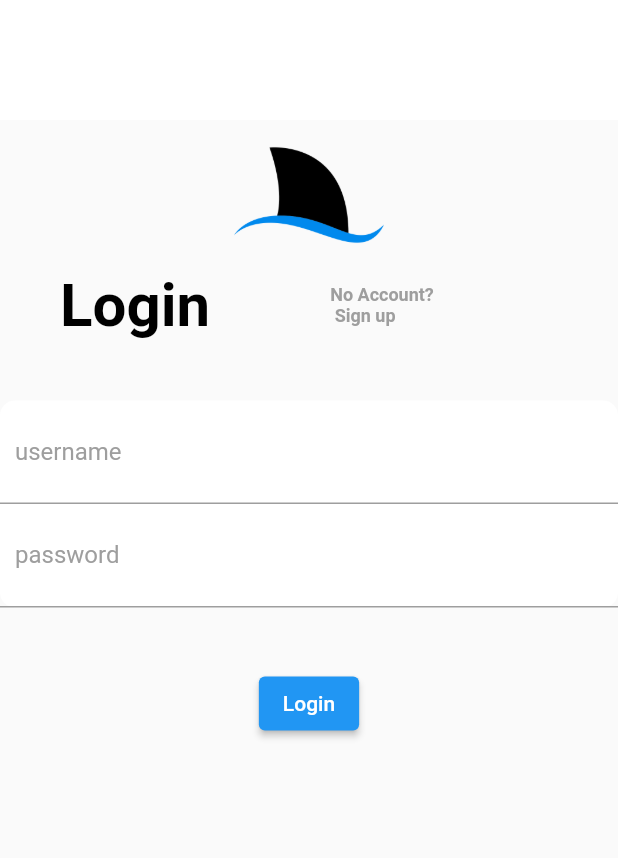
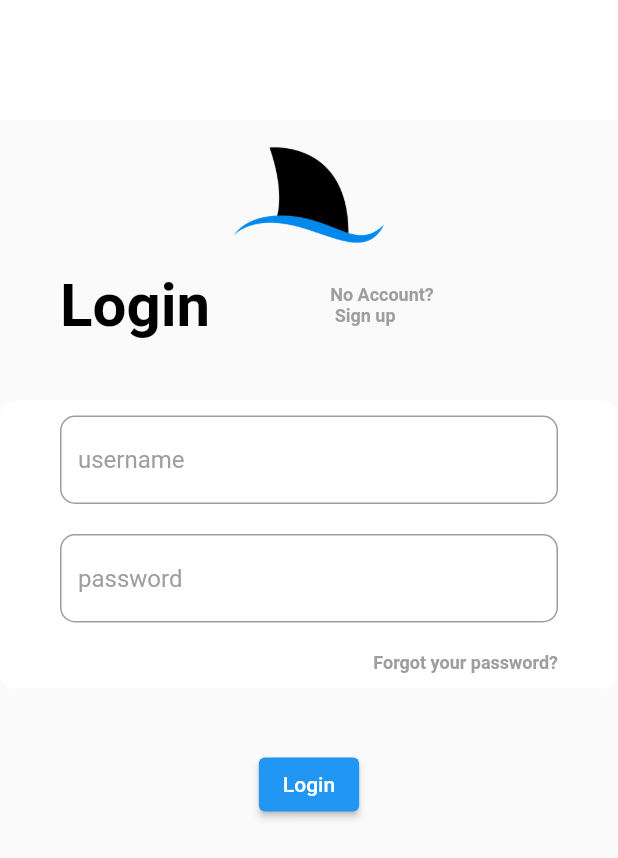
Before and after one commit to laynemazur/oceanlogger, a Flutter app: the screen it shows after launch, after a tap on "Login", on a phone screen of 412 x 824 dp. Shown: the top 858 px of the screen. Run offline on Flutter 3.47's test engine with Material 2 defaults, Android fonts, the phone set to English and light mode, and no system bars; our stand-ins replace shared_preferences; missing offline and left inert: mongo_dart; network calls fail.

Commit message:
updated login

```diff
--- a/lib/components/Login.dart
+++ b/lib/components/Login.dart
@@ -1,5 +1,6 @@
 import 'package:flutter/material.dart';
 import '../database/Backend.dart';
+import '../pages/ForgotPage.dart';
 
 class Login extends StatelessWidget{
   static TextEditingController loginController = TextEditingController();
@@ -14,35 +15,55 @@ class Login extends StatelessWidget{
 
         Container(
           //login design/textbox
-          padding: const EdgeInsets.all(10),
+          margin: const EdgeInsets.symmetric(horizontal: 40, vertical: 10),
           decoration: const BoxDecoration(
-              border: Border(
-                bottom: BorderSide(color: Colors.grey),
-              )
+
           ),
           child: TextField(
             controller: loginController,
             decoration: InputDecoration(
                 hintText: "username",
                 hintStyle: TextStyle(color: Colors.grey),
-                border: InputBorder.none
+                border: OutlineInputBorder(
+                  borderRadius: BorderRadius.circular(10),
+                )
             ),
           ),
         ),
         Container(
           //password design/textbox
-          padding: const EdgeInsets.all(10),
+          margin: const EdgeInsets.symmetric(horizontal: 40, vertical: 10),
           decoration: const BoxDecoration(
-              border: Border(
-                  bottom: BorderSide(color: Colors.grey)
-              )
+
           ),
           child: TextField(
             controller: passwordController,
+            obscureText: true,
             decoration: InputDecoration(
                 hintText: "password",
                 hintStyle: TextStyle(color: Colors.grey),
-                border: InputBorder.none
+                border: OutlineInputBorder(
+                  borderRadius: BorderRadius.circular(10),
+                )
+            ),
+          ),
+        ),
+        Container(
+          alignment: Alignment.centerRight,
+          margin: const EdgeInsets.symmetric(horizontal: 40, vertical: 10),
+          child: GestureDetector(
+            onTap: () => {
+              Navigator.push(
+                  context,
+                  MaterialPageRoute(
+                      builder: (context) => ForgotPage()))
+            },
+            child: const Text(
+              "Forgot your password?",
+              style: TextStyle(
+                  fontSize: 12,
+                  fontWeight: FontWeight.bold,
+                  color: Colors.grey),
             ),
           ),
         ),
```
